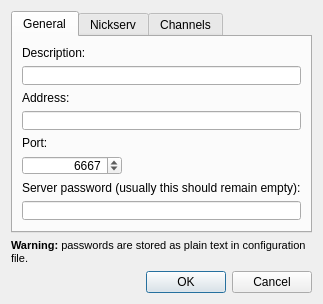
First picture: the form in src/core/gui/configuration/irc/cfgircdefinenetworkdialog.ui, repository Destroyerrrocket/doomseeker-unofficial, before the edit.
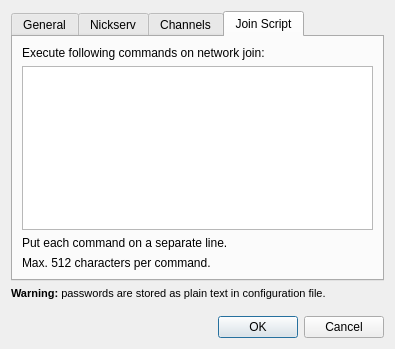
Second picture: the form after the edit. The open tabs and pages were chosen to show the change.

Commit message: - IRC client: allow to specify a script of commands to be executed on network join.

What changed in the file:
```diff
--- a/src/core/gui/configuration/irc/cfgircdefinenetworkdialog.ui
+++ b/src/core/gui/configuration/irc/cfgircdefinenetworkdialog.ui
@@ -6,8 +6,8 @@
    <rect>
     <x>0</x>
     <y>0</y>
-    <width>293</width>
-    <height>302</height>
+    <width>395</width>
+    <height>349</height>
    </rect>
   </property>
   <property name="windowTitle">
@@ -101,6 +101,19 @@
          </property>
         </widget>
        </item>
+       <item>
+        <spacer name="verticalSpacer_3">
+         <property name="orientation">
+          <enum>Qt::Vertical</enum>
+         </property>
+         <property name="sizeHint" stdset="0">
+          <size>
+           <width>20</width>
+           <height>40</height>
+          </size>
+         </property>
+        </spacer>
+       </item>
       </layout>
      </widget>
      <widget class="QWidget" name="tab_2">
@@ -199,6 +212,50 @@
        </item>
       </layout>
      </widget>
+     <widget class="QWidget" name="tab_4">
+      <attribute name="title">
+       <string>Join Script</string>
+      </attribute>
+      <layout class="QVBoxLayout" name="verticalLayout_5">
+       <item>
+        <widget class="QLabel" name="label_10">
+         <property name="text">
+          <string>Execute following commands on network join:</string>
+         </property>
+        </widget>
+       </item>
+       <item>
+        <widget class="QTextEdit" name="teAutojoinCommands">
+         <property name="font">
+          <font>
+           <family>Consolas</family>
+           <pointsize>10</pointsize>
+          </font>
+         </property>
+         <property name="lineWrapMode">
+          <enum>QTextEdit::NoWrap</enum>
+         </property>
+         <property name="acceptRichText">
+          <bool>false</bool>
+         </property>
+        </widget>
+       </item>
+       <item>
+        <widget class="QLabel" name="label_11">
+         <property name="text">
+          <string>Put each command on a separate line.</string>
+         </property>
+        </widget>
+       </item>
+       <item>
+        <widget class="QLabel" name="label_12">
+         <property name="text">
+          <string>Max. 512 characters per command.</string>
+         </property>
+        </widget>
+       </item>
+      </layout>
+     </widget>
     </widget>
    </item>
    <item>
```
The commit also changes 5 other files.
